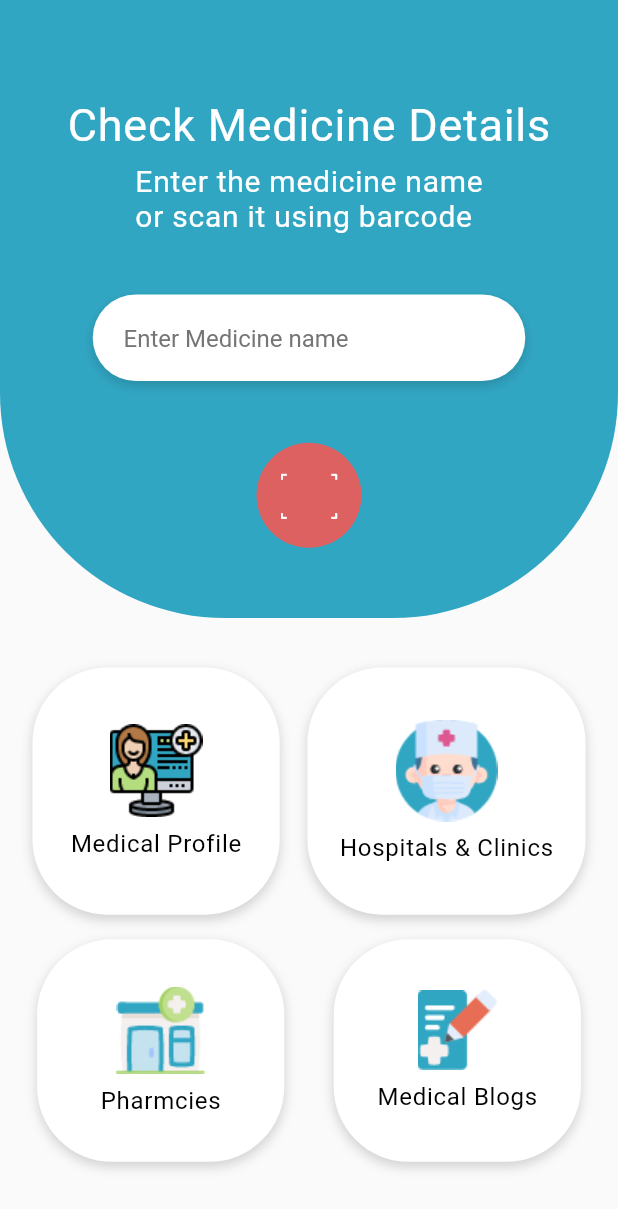
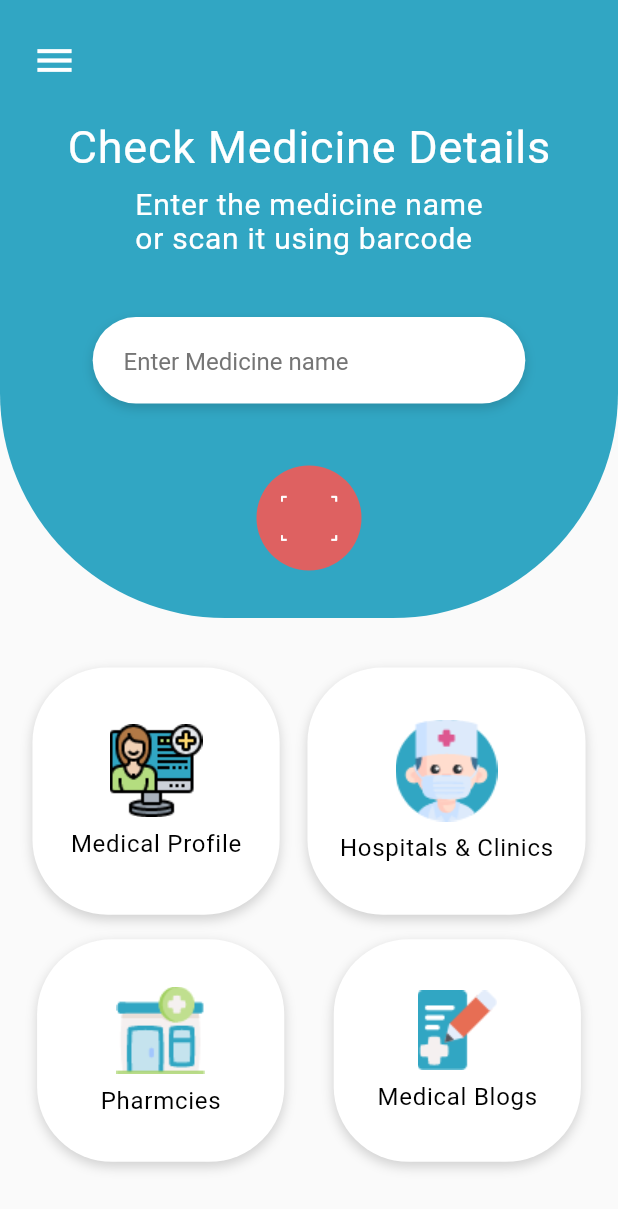
Before and after one commit to beroabraam12/Premedic, a Flutter app: the HomePage screen opened by its route, on a phone screen of 412 x 824 dp. Shown: the top 1209 px of the screen. Run offline on Flutter 3.47's test engine with Material 2 defaults, Android fonts, the phone set to English and light mode, and no system bars; our stand-ins replace flutter_signin_button, pinput, rating_bar.

Commit message:
finish home page

```diff
--- a/lib/pages/home.dart
+++ b/lib/pages/home.dart
@@ -13,10 +13,13 @@ class HomePage extends StatefulWidget {
 }
 
 class _HomePageState extends State<HomePage> {
+  final GlobalKey<ScaffoldState> _scaffoldKey = new GlobalKey<ScaffoldState>();
   @override
   Widget build(BuildContext context) {
     var mediaQuery = MediaQuery.of(context);
     return Scaffold(
+      key: _scaffoldKey,
+      drawer: Drawer(),
       body: Container(
         height: mediaQuery.size.height,
         width: mediaQuery.size.width,
@@ -33,11 +36,28 @@ class _HomePageState extends State<HomePage> {
                 ),
               ),
               child: Column(
+                mainAxisAlignment: MainAxisAlignment.start,
+                crossAxisAlignment: CrossAxisAlignment.start,
                 children: <Widget>[
                   Padding(
                     padding: EdgeInsets.only(
                       top: (mediaQuery.size.height - mediaQuery.padding.top) *
-                          0.08,
+                          0.02,
+                    ),
+                  ),
+                  Padding(
+                    padding: EdgeInsets.only(
+                      left: (mediaQuery.size.width - mediaQuery.padding.left) *
+                          0.03,
+                    ),
+                    child: IconButton(icon: Icon(Icons.menu,size: 30,color: Colors.white,), onPressed: (){
+                      _scaffoldKey.currentState.openDrawer();
+                    }),
+                  ),
+                  Padding(
+                    padding: EdgeInsets.only(
+                      top: (mediaQuery.size.height - mediaQuery.padding.top) *
+                          0.02,
                     ),
                   ),
                   Center(
@@ -67,7 +87,8 @@ class _HomePageState extends State<HomePage> {
                           0.05,
                     ),
                   ),
-                  Container(
+                  Center(
+                    child: Container(
                       width: (mediaQuery.size.width -
                               mediaQuery.padding.horizontal) *
                           0.7,
@@ -100,13 +121,15 @@ class _HomePageState extends State<HomePage> {
                         style: TextStyle(fontSize: 18),
                       ),
                     ),
+                  ),
                   Padding(
                     padding: EdgeInsets.only(
                       top: (mediaQuery.size.height - mediaQuery.padding.top) *
                           0.05,
                     ),
                   ),
-                  Container(
+                  Center(
+                    child: Container(
                       width: 70,
                       height: 70,
                       decoration: BoxDecoration(
@@ -117,6 +140,7 @@ class _HomePageState extends State<HomePage> {
                         CustomIcon.barcode,
                         color: Colors.white,
                         size: 30,
+                      ),
                     ),
                   )
                 ],
```
Lines whose indentation alone changed are shown as unchanged.
